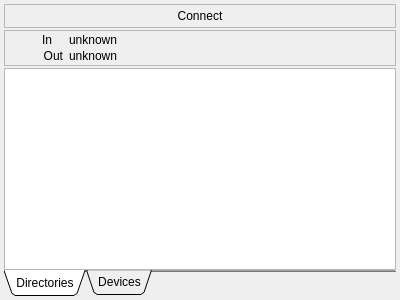
First picture: the form in gui/traywidget.ui, repository Martchus/syncthingtray, before the edit.
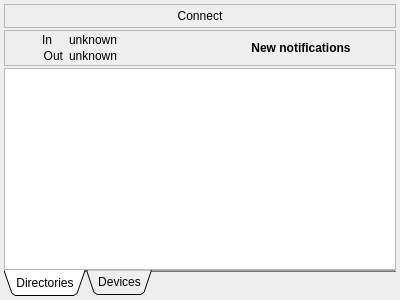
Second picture: the form after the edit. Icons and pictures are not drawn. Custom widgets are drawn as their Qt base class.

Commit message: Improve Syncthing notification/error handling

```diff
--- a/gui/traywidget.ui
+++ b/gui/traywidget.ui
@@ -254,6 +254,35 @@
         </layout>
        </widget>
       </item>
+      <item>
+       <widget class="QPushButton" name="notificationsPushButton">
+        <property name="sizePolicy">
+         <sizepolicy hsizetype="Fixed" vsizetype="Fixed">
+          <horstretch>0</horstretch>
+          <verstretch>0</verstretch>
+         </sizepolicy>
+        </property>
+        <property name="font">
+         <font>
+          <weight>75</weight>
+          <bold>true</bold>
+         </font>
+        </property>
+        <property name="toolTip">
+         <string>Click to show &lt;i&gt;new&lt;/i&gt; notifications&lt;br&gt;
+For &lt;i&gt;all&lt;/i&gt; notifications, checkout the log</string>
+        </property>
+        <property name="text">
+         <string>New notifications</string>
+        </property>
+        <property name="icon">
+         <iconset theme="dialog-warning"/>
+        </property>
+        <property name="flat">
+         <bool>true</bool>
+        </property>
+       </widget>
+      </item>
       <item>
        <widget class="QPushButton" name="connectionsPushButton">
         <property name="sizePolicy">
```
Left out of the diff: 5 changed lines with no effect on the pictures. The commit also changes 11 other files.
